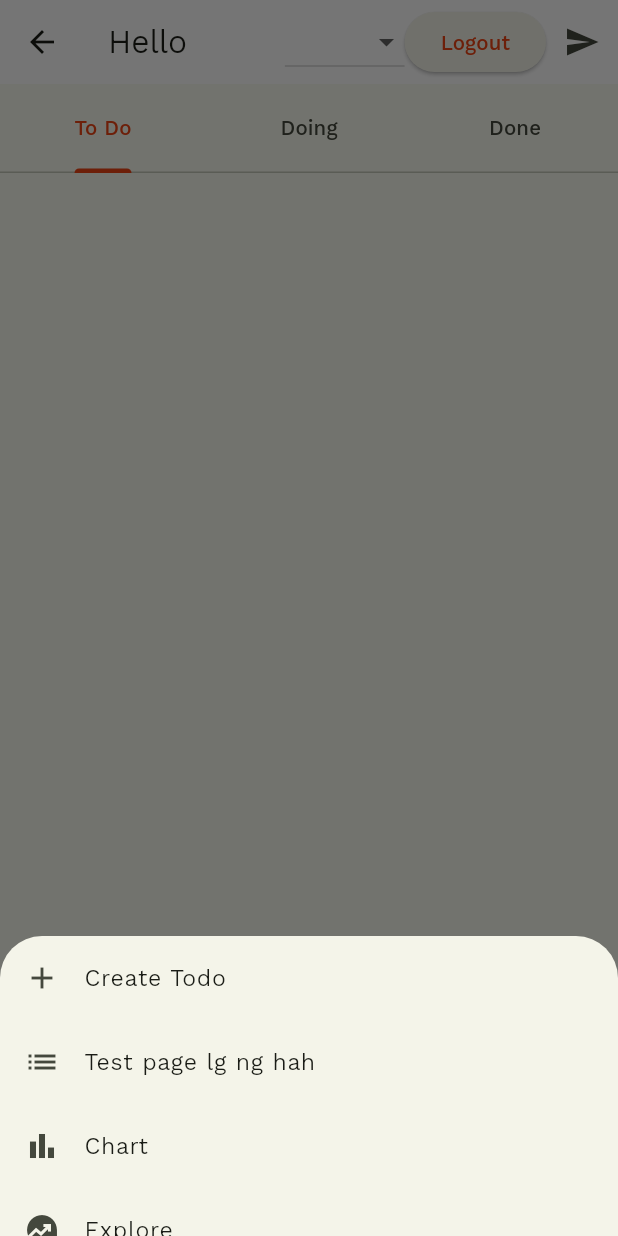
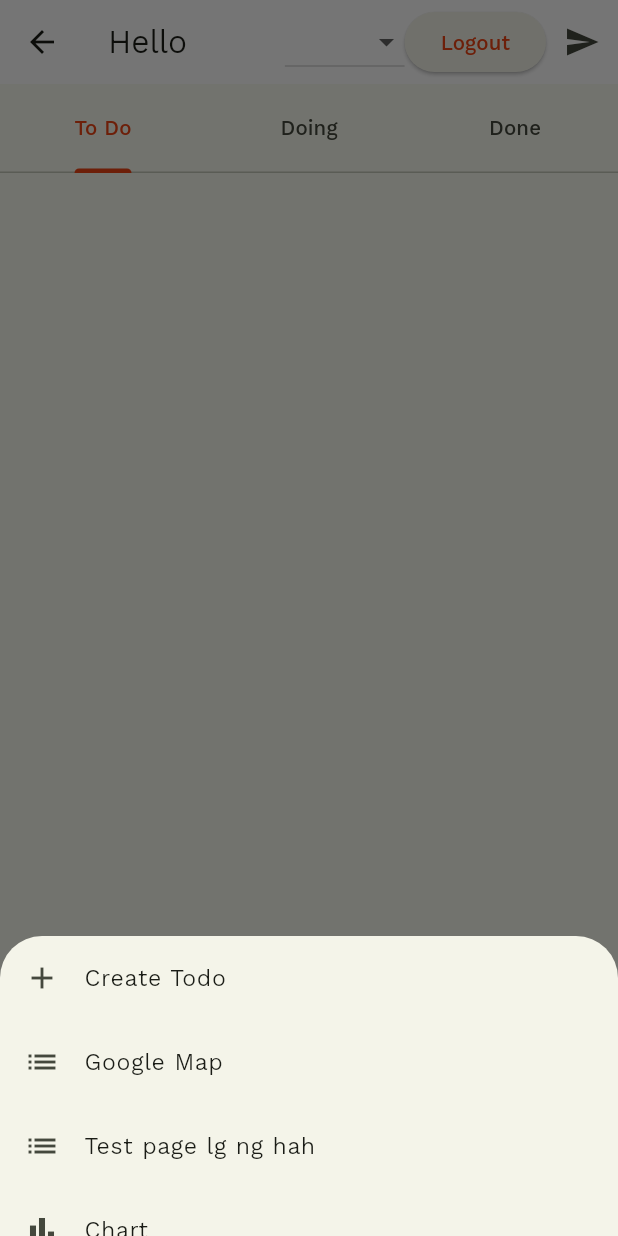
Before and after one commit to ZenW1/flutter_firebase_note_app, a Flutter app: the HomePage screen opened directly, after a tap on the "add" icon, on a phone screen of 412 x 824 dp. Run offline on Flutter 3.47's test engine with Material 3 defaults, Android fonts, the phone set to English and light mode, and no system bars; drawn by our look-alikes of animated_bottom_navigation_bar, loader_overlay, showcaseview; our stand-ins replace bloc, cloud_firestore, dio, equatable, firebase_auth, firebase_core and 17 more; missing offline and left inert: firebase_app_check; accounts and stored records are empty; generated files the repository leaves out were written again; network calls fail.

Commit message:
upgrade project to latest version

```diff
--- a/lib/data/repo/notification_repository.dart
+++ b/lib/data/repo/notification_repository.dart
@@ -15,8 +15,7 @@ class NotificationRepository {
     await dioHttpClient.post('https://fcm.googleapis.com/fcm/send',
         headers: <String, String>{
           'Content-Type': 'application/json',
-          'Authorization':
-              'key=AAAA9jk7No4:APA91bGg0kSTD8CN4KIuO-gJ71qJpkR24W0eK9Rp6w1WrhEerK5iLhtNtM3kyLfxyJ6_1zK5Y9l2Ks7DPFyMF7KjKGEVrG9RHC9BUpSQpX5woBFScwSqWe1ikoUhVq3xlxU_9_qG3tNU',
+          'Authorization': 'key=AAAA9jk7No4:APA91bGg0kSTD8CN4KIuO-gJ71qJpkR24W0eK9Rp6w1WrhEerK5iLhtNtM3kyLfxyJ6_1zK5Y9l2Ks7DPFyMF7KjKGEVrG9RHC9BUpSQpX5woBFScwSqWe1ikoUhVq3xlxU_9_qG3tNU',
         },
         body: jsonEncode(<String, dynamic>{
           "priority": "high",
--- a/lib/main/view/home_main_page.dart
+++ b/lib/main/view/home_main_page.dart
@@ -31,6 +31,8 @@ class _HomeMainPageState extends State<HomeMainPage> with SingleTickerProviderSt
           children: [
             Expanded(
               child: TabBar(
+                physics: const NeverScrollableScrollPhysics(),
+                isScrollable: false,
                 tabs: [
                   Tab(text: AppLocalizations.of(context).todo),
                   Tab(text: AppLocalizations.of(context).doing),
@@ -38,9 +40,10 @@ class _HomeMainPageState extends State<HomeMainPage> with SingleTickerProviderSt
                 ],
               ),
             ),
-            Expanded(
+            const Expanded(
               flex: 11,
               child: TabBarView(
+                physics:  NeverScrollableScrollPhysics(),
                 children: [
                   HomePageView(),
                   DoingStatusPage(),
--- a/lib/main/view/home_page.dart
+++ b/lib/main/view/home_page.dart
@@ -16,6 +16,7 @@ import 'package:jong_jam/bloc/user_record/user_record_bloc.dart';
 import 'package:jong_jam/chart/chart_page.dart';
 import 'package:jong_jam/data/repo/app_storage.dart';
 import 'package:jong_jam/l10n/l10n.dart';
+import 'package:jong_jam/main/view/google_map_page.dart';
 import 'package:jong_jam/main/view/home_main_page.dart';
 import 'package:jong_jam/main/view/test_page.dart';
 import 'package:jong_jam/profile/view/profile_page.dart';
@@ -367,6 +368,19 @@ class _HomePageState extends State<HomePage> {
                 ),
                 ListTile(
                   leading: const Icon(Icons.list),
+                  title: const Text('Google Map '),
+                  onTap: () {
+                    Navigator.of(context).pop();
+                     Navigator.of(context).push(
+                      CustomPageTransitionAnimation(
+                        widget: const GoogleMapPage(),
+                        direction: AxisDirection.right,
+                      ),
+                     );
+                  },
+                ),
+                ListTile(
+                  leading: const Icon(Icons.list),
                   title: const Text('Test page lg ng hah '),
                   onTap: () {
                     Navigator.of(context).push(
--- a/lib/main/view/home_page_view.dart
+++ b/lib/main/view/home_page_view.dart
@@ -84,7 +84,9 @@ class _HomePageViewState extends State<HomePageView> {
       },
       child: BlocBuilder<TodoBloc, TodoState>(builder: (context, state) {
         if (state is TodoLoaded) {
-          return ListView.separated(
+          return Container(
+            margin: const  EdgeInsets.only(top: 10),
+            child: ListView.separated(
               controller: scrollController,
               itemBuilder: (context, index) {
                 if (state.todoList.isNotEmpty) {
@@ -171,6 +173,7 @@ class _HomePageViewState extends State<HomePageView> {
                 return const SizedBox(height: 10);
               },
               itemCount: state.todoList.length,
+            ),
           );
         } else if (state is TodoFailure) {
           return Center(child: Text(state.message));
--- a/package/http_client/lib/src/http_client.dart
+++ b/package/http_client/lib/src/http_client.dart
@@ -120,7 +120,7 @@ class DioHttpClient implements HttpClient {
       } else {
         return jsonDecode(response.data as String) as Map<String, dynamic>;
       }
-    } on DioError catch (e) {
+    } on DioException catch (e) {
       throw _handleError(e);
     }
   }
--- a/pubspec.yaml
+++ b/pubspec.yaml
@@ -48,6 +48,10 @@ dependencies:
   flutter_gen_runner: ^5.2.0
   intl: any
   flutter_secure_storage: ^9.0.0
+  geocoding: ^3.0.0
+  google_maps_flutter: ^2.5.3
+  location: ^5.0.3
+  loading_animation_widget: ^1.2.1
 
 
 dev_dependencies:
```
Also changed, not shown: lib/main/view/google_map_page.dart (added, +50 -0 lines), lib/shared/widget/custom_loading_widget.dart (added, +14 -0 lines), pubspec.lock, 22 other files. Lines whose indentation alone changed are shown as unchanged.
